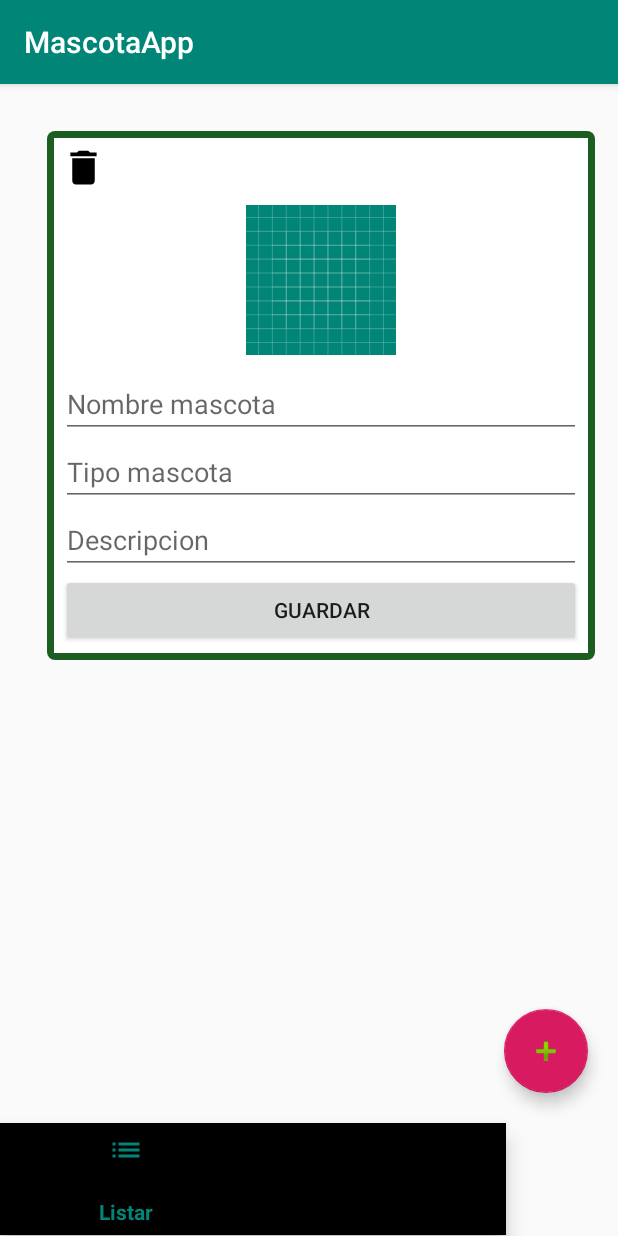
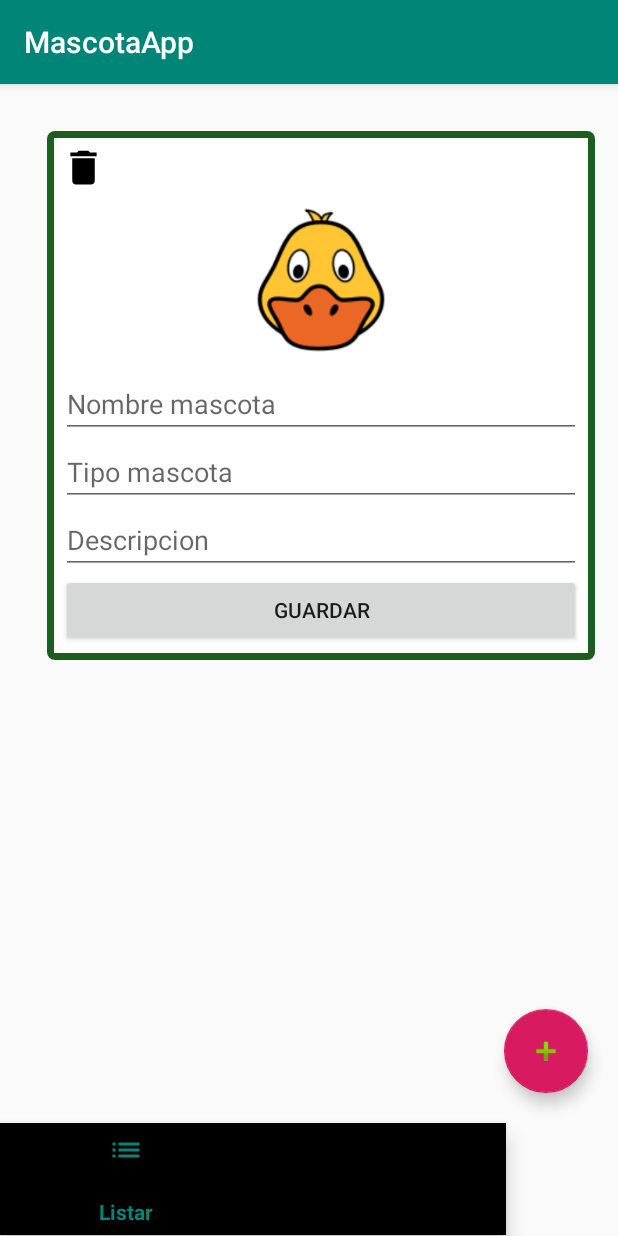
Before and after one commit to mateozacar/mascotasApp, an Android app: the screen it shows after launch (MainActivity), after a tap on an icon or button, on a phone screen of 412 x 824 dp. Run offline under Robolectric (Android 15) with nearby library versions, the phone set to English and light mode, and no system bars; our stand-ins replace Firebase (no records; nobody signed in at launch, a user with empty details on screens opened directly).

Commit message:
seugndo Commit

```diff
--- a/app/src/main/java/com/udem/proyecto/mascotaapp/mascota/adaptador/MascotaAdapter.java
+++ b/app/src/main/java/com/udem/proyecto/mascotaapp/mascota/adaptador/MascotaAdapter.java
@@ -78,6 +78,7 @@ public class MascotaAdapter extends RecyclerView.Adapter<MascotaAdapter.MascotaA
         public MascotaAdapterViewHolder(@NonNull View itemView) {
             super(itemView);
             imagenMascota = itemView.findViewById(R.id.ivImagenMascota);
+            imagenMascota.setImageResource(R.drawable.icon_animal);
             nombreMascota = itemView.findViewById(R.id.etNombreMascota_adapter);
             descripcionMascota = itemView.findViewById(R.id.etDescripcionMascota_adapter);
             tipoMascota = itemView.findViewById(R.id.etTipoMascota_adapter);
```
Also changed, not shown: app/src/main/res/drawable/icon_animal.png (added).
